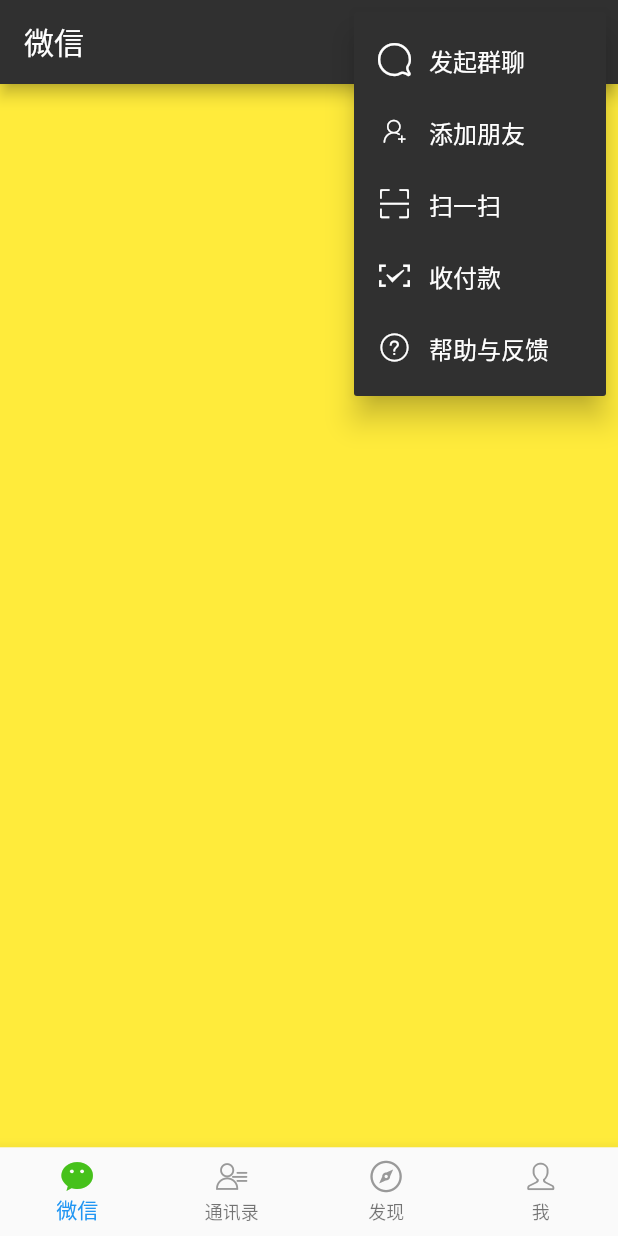
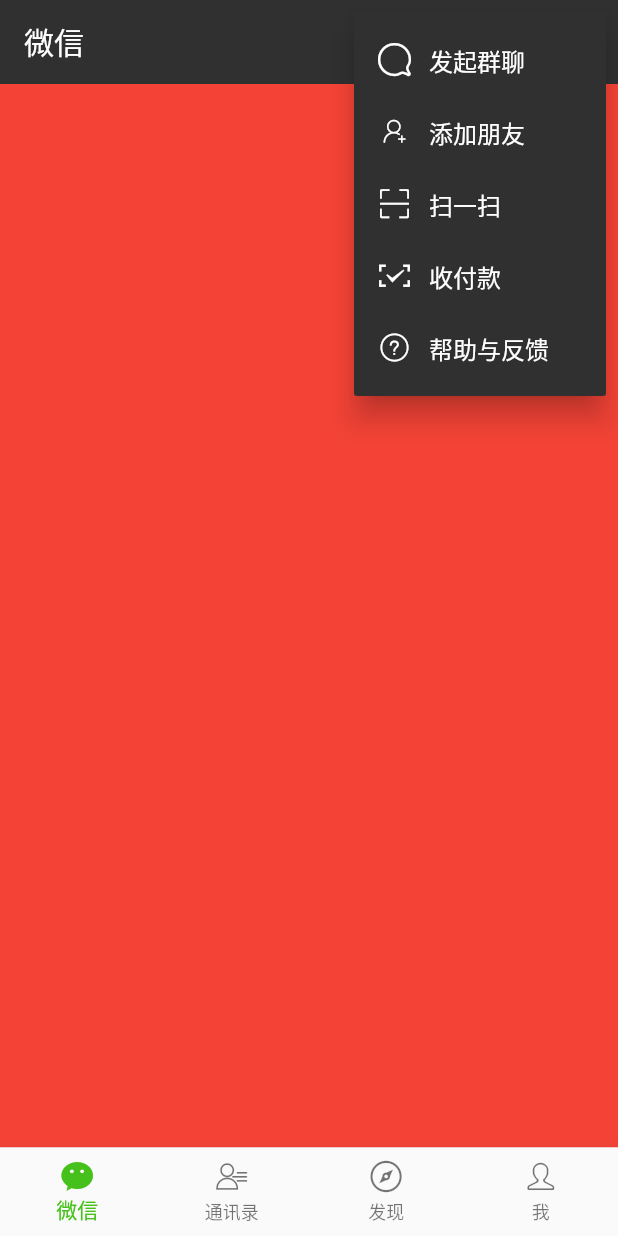
Before and after one commit to jyhu1993/we_chat_clone, a Flutter app: the screen it shows after launch, after a tap on the "add" icon, on a phone screen of 412 x 824 dp. Run offline on Flutter 3.47's test engine with Material 2 defaults, Android fonts, the phone set to English and light mode, and no system bars.

Commit message:
完成body页面和底部导航的联动

```diff
--- a/lib/home/home_screen.dart
+++ b/lib/home/home_screen.dart
@@ -6,36 +6,26 @@ enum ActionItems {
 }
 // 没有继承，一个单纯的class
 class NavigationIconView {
-  final String _title;
-  final IconData _icon;
-  final IconData _activeIcon;
   final BottomNavigationBarItem item;
-
   NavigationIconView({Key key, String title, IconData icon, IconData activeIcon}) :
-    _activeIcon = activeIcon,
-    _icon = icon,
-    _title = title,
     item = new BottomNavigationBarItem(
-      icon: Icon(icon, color: Color(AppColors.TabIconNormal),),
-      activeIcon: Icon(activeIcon, color: Color(AppColors.TabIconActive),),
-      title: Text(title, style: TextStyle(
-        fontSize: 14.0,
-        color: Color(AppColors.TabIconNormal),
-      ),),
+      icon: Icon(icon),
+      activeIcon: Icon(activeIcon),
+      title: Text(title),
       backgroundColor: Colors.white,
     );
 }
 
 class HomeScreen extends StatefulWidget {
-
-
-
   @override
   _HomeScreenState createState() => _HomeScreenState();
 }
 
 class _HomeScreenState extends State<HomeScreen> {
+  PageController _pageController;
+  int _currentIndex = 0;
   List<NavigationIconView> _navigationViews;
+  List<Widget> _pages;
   // initState只初始化一次
   void initState() {
     super.initState();
@@ -85,6 +75,13 @@ class _HomeScreenState extends State<HomeScreen> {
         ),
       ),
     ];
+    _pageController =PageController(initialPage: _currentIndex);
+    _pages = [
+      Container(color: Colors.red,),
+      Container(color: Colors.blue,),
+      Container(color: Colors.red,),
+      Container(color: Colors.blue,),
+    ];
   }
   _buildPopupMenuItem(int iconName, String title) {
     return Row(
@@ -101,18 +98,25 @@ class _HomeScreenState extends State<HomeScreen> {
   @override
   Widget build(BuildContext context) {
     final BottomNavigationBar botNavBar =BottomNavigationBar(
+      // 设置底部高亮；
+      fixedColor: const Color(AppColors.TabIconActive),
       items: _navigationViews.map((NavigationIconView view) {
         return view.item;
       }).toList(),
-      currentIndex: 0,
+      currentIndex: _currentIndex,
       type: BottomNavigationBarType.fixed,
       onTap: (int index) {
-        print('点击$index 个tab');
+        setState(() {
+          _currentIndex = index;
+          _pageController.animateToPage(_currentIndex, duration:Duration(milliseconds: 200), curve: Curves.easeInOut);
+        });
       },
     );
     return Scaffold(
       appBar: AppBar(
         title: Text('微信'),
+        // 隐藏阴影
+        elevation: 0.0,
         actions: <Widget>[
           IconButton(
             icon:Icon(Icons.search),
@@ -151,8 +155,18 @@ class _HomeScreenState extends State<HomeScreen> {
           ),
         ],
       ),
-      body: Container(
-        color: Colors.yellow,
+      // 设置页面滑动
+      body: PageView.builder(
+        itemBuilder: (BuildContext context, int index) {
+          return _pages[index];
+        },
+        controller: _pageController,
+        itemCount: _pages.length,
+        onPageChanged: (int index) {
+          setState(() {
+            _currentIndex = index;
+          });
+        },
       ),
       bottomNavigationBar: botNavBar,
     );
```
